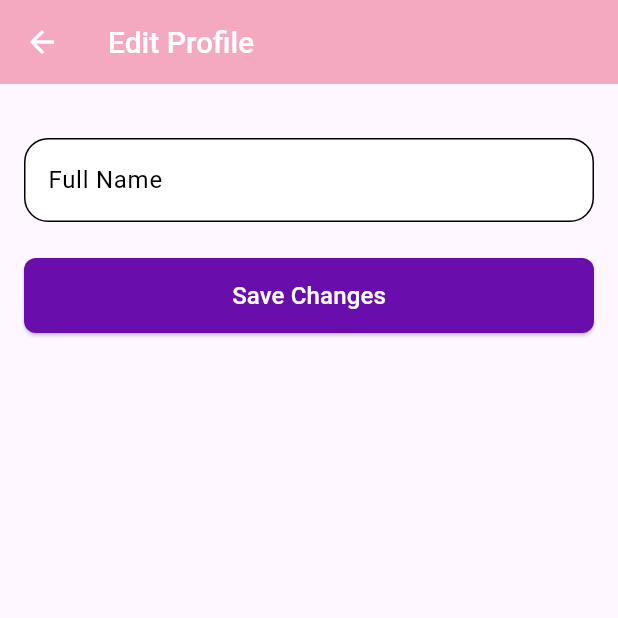
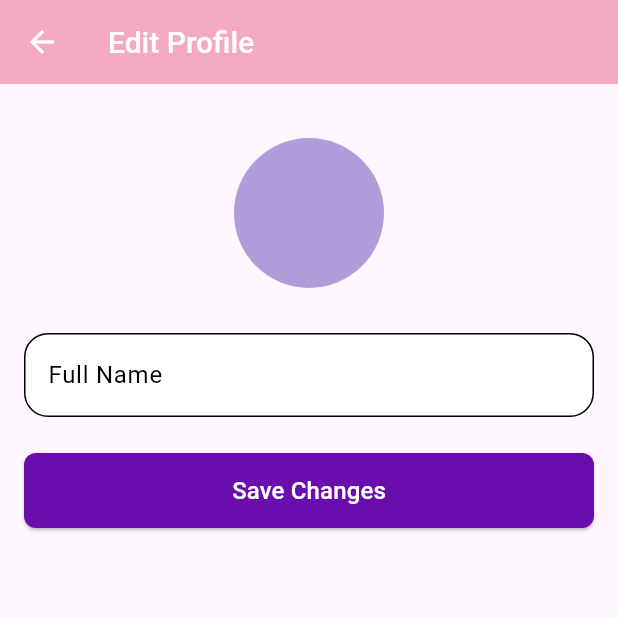
Before and after one commit to wangyt0119/Ka-Ching-flutter-firebase-, a Flutter app: the screen it shows once a user with an empty profile is signed in, item 4 of the bottom bar chosen, after a tap on the "edit" icon, on a phone screen of 412 x 824 dp, the top half of it. Run offline on Flutter 3.47's test engine with Material 3 defaults, Android fonts, the light colour scheme and no system bars; our stand-ins replace cloud_firestore, cross_file, firebase_auth, firebase_core, firebase_database, fl_chart and 5 more; accounts and stored records are empty; network calls fail.

Commit message:
Merge branch 'main' into YunXi_emulator

```diff
--- a/lib/screens/activities/activity_detail_screen.dart
+++ b/lib/screens/activities/activity_detail_screen.dart
@@ -580,10 +580,10 @@ class _ActivityDetailScreenState extends State<ActivityDetailScreen> {
               Container(
                 padding: const EdgeInsets.all(12),
                 decoration: BoxDecoration(
-                  color: Colors.blue.withOpacity(0.1),
+                  color: Colors.deepPurple.withOpacity(0.1),
                   borderRadius: BorderRadius.circular(12),
                 ),
-                child: Icon(icon, color: Colors.blue, size: 24),
+                child: Icon(icon, color: Colors.deepPurple, size: 24),
               ),
               const SizedBox(width: 12),
               Expanded(
--- a/lib/screens/profile/edit_profile_screen.dart
+++ b/lib/screens/profile/edit_profile_screen.dart
@@ -1,4 +1,8 @@
+import 'dart:convert';
+import 'dart:io';
+
 import 'package:flutter/material.dart';
+import 'package:image_picker/image_picker.dart';
 import 'package:cloud_firestore/cloud_firestore.dart';
 import 'package:firebase_auth/firebase_auth.dart';
 import '../../theme/app_theme.dart';
@@ -21,16 +25,44 @@ class _EditProfileScreenState extends State<EditProfileScreen> {
   late TextEditingController _nameController;
   bool _isLoading = false;
 
+  File? _profileImage;
+  String? _base64ProfileImage;
+
   @override
   void initState() {
     super.initState();
     _nameController = TextEditingController(text: widget.currentName);
+    _loadProfileImage();
   }
 
   @override
   void dispose() {
     _nameController.dispose();
     super.dispose();
+  }
+
+  Future<void> _loadProfileImage() async {
+    final currentUser = _auth.currentUser;
+    if (currentUser != null) {
+      final doc =
+          await _firestore.collection('users').doc(currentUser.uid).get();
+      final data = doc.data();
+      if (data != null && data['profile_image'] != null) {
+        setState(() => _base64ProfileImage = data['profile_image']);
+      }
+    }
+  }
+
+  Future<void> _pickProfileImage() async {
+    final pickedFile =
+        await ImagePicker().pickImage(source: ImageSource.gallery);
+    if (pickedFile != null) {
+      final bytes = await pickedFile.readAsBytes();
+      setState(() {
+        _profileImage = File(pickedFile.path);
+        _base64ProfileImage = base64Encode(bytes);
+      });
+    }
   }
 
   Future<void> _updateProfile() async {
@@ -41,15 +73,24 @@ class _EditProfileScreenState extends State<EditProfileScreen> {
     try {
       final User? currentUser = _auth.currentUser;
       if (currentUser != null) {
-        await _firestore.collection('users').doc(currentUser.uid).update({
+        final Map<String, dynamic> updates = {
           'full_name': _nameController.text.trim(),
-        });
+        };
+
+        if (_base64ProfileImage != null) {
+          updates['profile_image'] = _base64ProfileImage;
+        }
+
+        await _firestore
+            .collection('users')
+            .doc(currentUser.uid)
+            .update(updates);
 
         if (mounted) {
           ScaffoldMessenger.of(context).showSnackBar(
             const SnackBar(content: Text('Profile updated successfully!')),
           );
-          Navigator.pop(context, true); // Return true to indicate success
+          Navigator.pop(context, true);
         }
       }
     } catch (e) {
@@ -89,9 +130,30 @@ class _EditProfileScreenState extends State<EditProfileScreen> {
         child: Form(
           key: _formKey,
           child: Column(
-            crossAxisAlignment: CrossAxisAlignment.start,
             children: [
               const SizedBox(height: 20),
+
+              /// Profile image section
+              Center(
+                child: GestureDetector(
+                  onTap: _pickProfileImage,
+                  child: CircleAvatar(
+                    radius: 50,
+                    backgroundColor: const Color(0xFFB19CD9),
+                    backgroundImage: _base64ProfileImage != null
+                        ? MemoryImage(base64Decode(_base64ProfileImage!))
+                        : null,
+                    child: _base64ProfileImage == null
+                        ? const Icon(Icons.camera_alt,
+                            size: 40, color: Colors.white)
+                        : null,
+                  ),
+                ),
+              ),
+
+              const SizedBox(height: 30),
+
+              /// Full name input
               TextFormField(
                 controller: _nameController,
                 decoration: InputDecoration(
@@ -110,7 +172,10 @@ class _EditProfileScreenState extends State<EditProfileScreen> {
                   return null;
                 },
               ),
+
               const SizedBox(height: 24),
+
+              /// Save changes button
               SizedBox(
                 width: double.infinity,
                 height: 50,
@@ -122,8 +187,7 @@ class _EditProfileScreenState extends State<EditProfileScreen> {
                       borderRadius: BorderRadius.circular(8),
                     ),
                   ),
-                  child:
-                      _isLoading
+                  child: _isLoading
                       ? const CircularProgressIndicator(color: Colors.white)
                       : const Text(
                           'Save Changes',
--- a/lib/screens/transactions/transaction_detail_screen.dart
+++ b/lib/screens/transactions/transaction_detail_screen.dart
@@ -319,7 +319,7 @@ class _TransactionDetailScreenState extends State<TransactionDetailScreen> {
     final userEmail = user?.email;
     return Scaffold(
       appBar: AppBar(
-        backgroundColor: const Color(0xFFB19CD9),
+        backgroundColor: const Color(0xFFF5A9C1),
         foregroundColor: Colors.white,
         title: Text(_transaction != null
             ? '${_transaction!['category'] ?? 'Transaction'} Details'
@@ -679,12 +679,12 @@ class _TransactionDetailScreenState extends State<TransactionDetailScreen> {
                 Container(
                   padding: const EdgeInsets.all(8),
                   decoration: BoxDecoration(
-                    color: Colors.blue.withOpacity(0.1),
+                    color: Colors.deepPurple.withOpacity(0.1),
                     borderRadius: BorderRadius.circular(8),
                   ),
                   child: Icon(
                     categoryIcon,
-                    color: Colors.blue,
+                    color: Colors.deepPurple,
                     size: 20,
                   ),
                 ),
--- a/lib/screens/transactions/transactions_screen.dart
+++ b/lib/screens/transactions/transactions_screen.dart
@@ -385,6 +385,7 @@ class _TransactionsScreenState extends State<TransactionsScreen> {
                               builder: (context) => TransactionDetailScreen(
                                 transactionId: transaction['id'],
                                 activityId: transaction['activityId'],
+                                ownerId: transaction['ownerId'],
                               ),
                             ),
                           ).then((_) => _loadTransactions());
```
Also changed, not shown: lib/screens/activities/settleup.dart (+75 -46 lines), lib/screens/transactions/edit_expense_screen.dart (+9 -9 lines), lib/screens/activities/add_activity_screen.dart (line endings or trailing spaces), lib/screens/activities/edit_activity_screen.dart (line endings or trailing spaces), lib/screens/transactions/add_expense_screen.dart (line endings or trailing spaces). Lines whose indentation alone changed are shown as unchanged.
